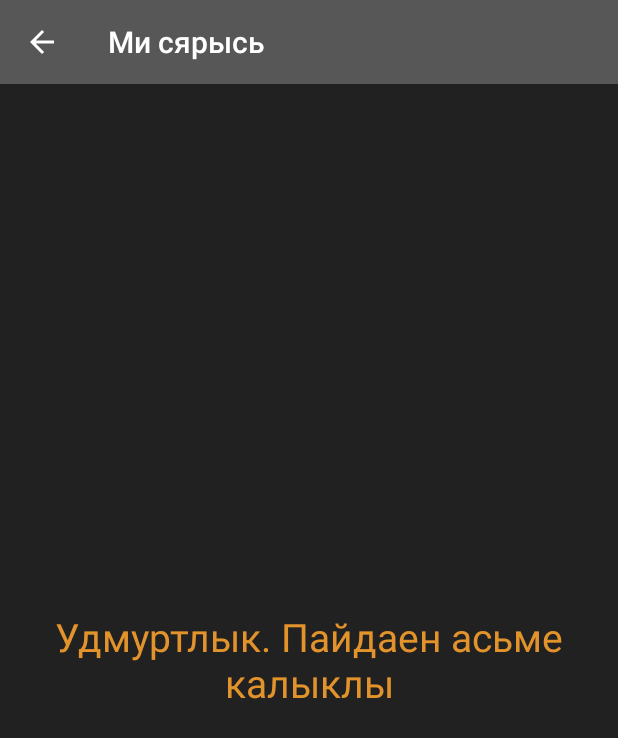
After one commit to support-for-minority-languages/fu-radio-android, an Android app: the AboutActivity screen opened directly, with no data from a screen before it, on a phone screen of 412 x 824 dp. The commit adds this screen. Shown: the top 738 px of the screen. Run offline under Robolectric (Android 15) with nearby library versions, the phone set to English and light mode, and no system bars.

Commit message:
"Ми сярысь" экран ватсамын

```diff
--- /dev/null
+++ b/app/src/main/java/com/udmspell/furadio/AboutActivity.java
@@ -0,0 +1,17 @@
+package com.udmspell.furadio;
+
+import android.os.Bundle;
+import android.support.v7.app.AppCompatActivity;
+import android.support.v7.widget.Toolbar;
+
+public class AboutActivity extends AppCompatActivity {
+
+    @Override
+    protected void onCreate(Bundle savedInstanceState) {
+        super.onCreate(savedInstanceState);
+        setContentView(R.layout.activity_about);
+        setSupportActionBar((Toolbar) findViewById(R.id.toolbar));
+        getSupportActionBar().setDisplayHomeAsUpEnabled(true);
+    }
+
+}
--- /dev/null
+++ b/app/src/main/res/layout/activity_about.xml
@@ -0,0 +1,27 @@
+<LinearLayout xmlns:android="http://schemas.android.com/apk/res/android"
+    xmlns:tools="http://schemas.android.com/tools"
+    xmlns:app="http://schemas.android.com/apk/res-auto"
+    android:layout_width="match_parent"
+    android:layout_height="match_parent"
+    android:orientation="vertical"
+    android:background="@color/app_background"
+    tools:context="com.udmspell.furadio.AboutActivity">
+
+
+    <android.support.v7.widget.Toolbar
+        android:id="@+id/toolbar"
+        android:layout_width="match_parent"
+        app:theme="@style/ThemeOverlay.AppCompat.Dark.ActionBar"
+        android:layout_height="?android:actionBarSize"
+        android:background="@color/title_background"/>
+
+    <TextView
+        android:layout_width="wrap_content"
+        android:layout_height="match_parent"
+        android:text="@string/about_text"
+        android:textColor="@color/ripple_color"
+        android:gravity="center"
+        android:padding="10dp"
+        android:textSize="26sp"/>
+
+</LinearLayout>
--- a/app/src/main/res/menu/menu.xml
+++ b/app/src/main/res/menu/menu.xml
@@ -3,8 +3,5 @@
     <item
         android:id="@+id/about"
         android:title="@string/about"/>
-    <item
-        android:id="@+id/settings"
-        android:title="@string/settings"/>
 
 </menu>
--- a/app/src/main/res/values/strings.xml
+++ b/app/src/main/res/values/strings.xml
@@ -8,4 +8,8 @@
     <string name="loading_stations_error">Выльдӥськиськыны ӧз пӧрмы</string>
     <string name="about">Ми сярысь</string>
     <string name="settings">Тупатонъёс</string>
+    <string name="title_activity_about">AboutActivity</string>
+
+    <string name="about_text">Удмуртлык. Пайдаен асьме калыклы </string>
+    <string name="action_settings">Settings</string>
 </resources>
```
Also changed, not shown: app/src/main/AndroidManifest.xml (+33 -12 lines), app/src/main/java/com/udmspell/furadio/MainActivity.java (+11 -0 lines).
